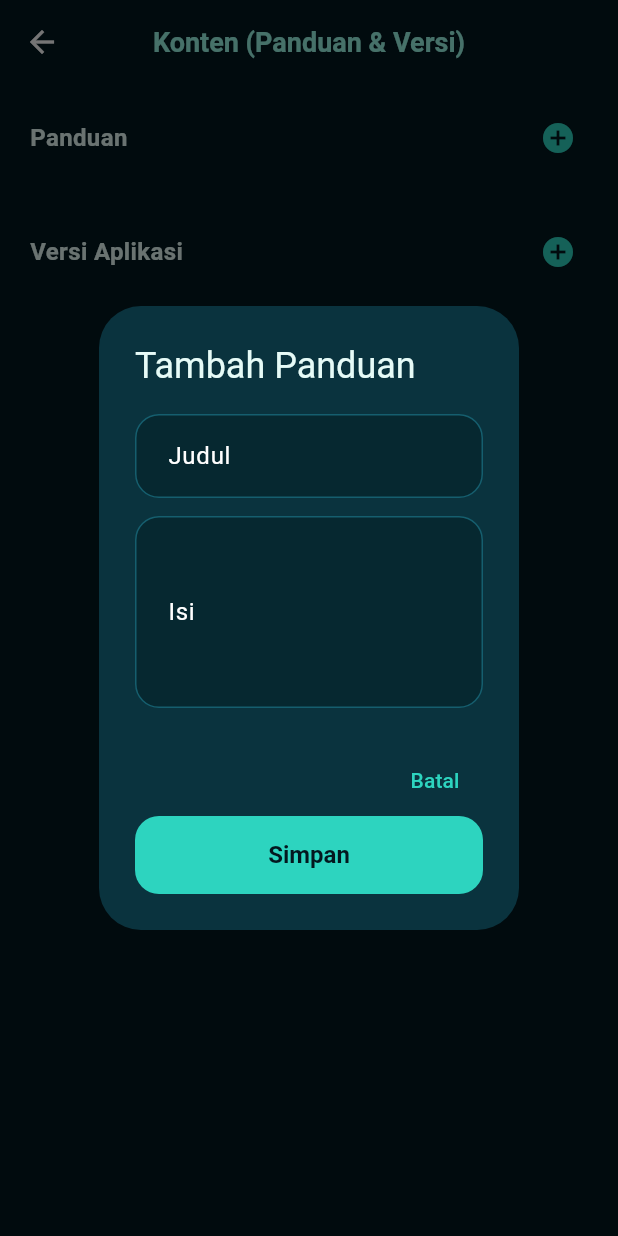
After one commit to sabar2023/robot-otomatis, a Flutter app: the AdminContentScreen screen opened directly, after a tap on the "add circle" icon, on a phone screen of 412 x 824 dp. The commit adds this screen. Run offline on Flutter 3.47's test engine with Material 3 defaults, Android fonts, the phone set to English and light mode, and no system bars; our stand-ins replace image_picker, supabase_flutter; accounts and stored records are empty.

Commit message:
feat(admin): balas/hapus tiket, kelola panduan & versi aplikasi, toggle fitur + kebijakan admin SQL Co-authored-by: monkeycode-ai <monkeycode-ai@chaitin.com>

```diff
--- /dev/null
+++ b/app/lib/screens/admin_content_screen.dart
@@ -0,0 +1,193 @@
+import 'package:flutter/material.dart';
+import 'package:supabase_flutter/supabase_flutter.dart';
+
+import '../theme.dart';
+
+class AdminContentScreen extends StatefulWidget {
+  const AdminContentScreen({super.key});
+
+  @override
+  State<AdminContentScreen> createState() => _AdminContentScreenState();
+}
+
+class _AdminContentScreenState extends State<AdminContentScreen> {
+  bool _loading = true;
+  String? _err;
+  List<Map<String, dynamic>> _guides = const [];
+  List<Map<String, dynamic>> _versions = const [];
+
+  @override
+  void initState() {
+    super.initState();
+    _load();
+  }
+
+  Future<void> _load() async {
+    try {
+      final client = Supabase.instance.client;
+      final guides = await client.from("guides").select("*").order("created_at", ascending: false);
+      final versions = await client.from("app_versions").select("*").order("created_at", ascending: false);
+      if (!mounted) return;
+      setState(() {
+        _guides = (guides as List).cast<Map<String, dynamic>>();
+        _versions = (versions as List).cast<Map<String, dynamic>>();
+        _loading = false;
+      });
+    } catch (e) {
+      if (!mounted) return;
+      setState(() {
+        _err = "Gagal memuat: $e";
+        _loading = false;
+      });
+    }
+  }
+
+  Future<void> _addGuide() async {
+    final titleCtrl = TextEditingController();
+    final bodyCtrl = TextEditingController();
+    final ok = await showDialog<bool>(
+      context: context,
+      builder: (ctx) => AlertDialog(
+        backgroundColor: bgPanel,
+        title: const Text("Tambah Panduan"),
+        content: Column(
+          mainAxisSize: MainAxisSize.min,
+          children: [
+            TextField(controller: titleCtrl, decoration: appDecoration(label: "Judul")),
+            const SizedBox(height: 12),
+            TextField(controller: bodyCtrl, maxLines: 4, decoration: appDecoration(label: "Isi")),
+          ],
+        ),
+        actions: [
+          TextButton(onPressed: () => Navigator.pop(ctx, false), child: const Text("Batal")),
+          FilledButton(onPressed: () => Navigator.pop(ctx, true), child: const Text("Simpan")),
+        ],
+      ),
+    );
+    if (ok != true) return;
+    if (titleCtrl.text.trim().isEmpty) return;
+    try {
+      await Supabase.instance.client.from("guides").insert({"title": titleCtrl.text.trim(), "body": bodyCtrl.text.trim()});
+      titleCtrl.dispose();
+      bodyCtrl.dispose();
+      await _load();
+    } catch (e) {
+      if (mounted) ScaffoldMessenger.of(context).showSnackBar(SnackBar(content: Text("Gagal: $e")));
+    }
+  }
+
+  Future<void> _addVersion() async {
+    final platformCtrl = TextEditingController(text: "android");
+    final versionCtrl = TextEditingController();
+    final urlCtrl = TextEditingController();
+    final notesCtrl = TextEditingController();
+    final ok = await showDialog<bool>(
+      context: context,
+      builder: (ctx) => AlertDialog(
+        backgroundColor: bgPanel,
+        title: const Text("Tambah Versi Aplikasi"),
+        content: Column(
+          mainAxisSize: MainAxisSize.min,
+          children: [
+            TextField(controller: platformCtrl, decoration: appDecoration(label: "Platform (android/web)")),
+            const SizedBox(height: 12),
+            TextField(controller: versionCtrl, decoration: appDecoration(label: "Versi")),
+            const SizedBox(height: 12),
+            TextField(controller: urlCtrl, decoration: appDecoration(label: "Link Unduh")),
+            const SizedBox(height: 12),
+            TextField(controller: notesCtrl, maxLines: 2, decoration: appDecoration(label: "Catatan rilis")),
+          ],
+        ),
+        actions: [
+          TextButton(onPressed: () => Navigator.pop(ctx, false), child: const Text("Batal")),
+          FilledButton(onPressed: () => Navigator.pop(ctx, true), child: const Text("Simpan")),
+        ],
+      ),
+    );
+    if (ok != true) return;
+    if (versionCtrl.text.trim().isEmpty) return;
+    try {
+      await Supabase.instance.client.from("app_versions").insert({
+        "platform": platformCtrl.text.trim().isEmpty ? "android" : platformCtrl.text.trim(),
+        "version": versionCtrl.text.trim(),
+        "download_url": urlCtrl.text.trim().isEmpty ? null : urlCtrl.text.trim(),
+        "release_notes": notesCtrl.text.trim().isEmpty ? null : notesCtrl.text.trim(),
+        "is_active": true,
+      });
+      platformCtrl.dispose();
+      versionCtrl.dispose();
+      urlCtrl.dispose();
+      notesCtrl.dispose();
+      await _load();
+    } catch (e) {
+      if (mounted) ScaffoldMessenger.of(context).showSnackBar(SnackBar(content: Text("Gagal: $e")));
+    }
+  }
+
+  Future<void> _delete(String table, String id) async {
+    try {
+      await Supabase.instance.client.from(table).delete().eq("id", id);
+      await _load();
+    } catch (e) {
+      if (mounted) ScaffoldMessenger.of(context).showSnackBar(SnackBar(content: Text("Gagal: $e")));
+    }
+  }
+
+  @override
+  Widget build(BuildContext context) {
+    return Scaffold(
+      appBar: AppBar(title: const Text("Konten (Panduan & Versi)")),
+      body: _loading
+          ? const Center(child: CircularProgressIndicator(color: accentMain))
+          : _err != null
+              ? Center(child: Text(_err!, style: const TextStyle(color: textMuted)))
+              : ListView(
+                  padding: const EdgeInsets.only(top: 4, bottom: 30),
+                  children: [
+                    _sectionHeader("Panduan", _addGuide),
+                    ..._guides.map((g) => _rowCard((g["title"] ?? "-").toString(), (g["body"] ?? "").toString(), () => _delete("guides", g["id"].toString()))),
+                    const SizedBox(height: 16),
+                    _sectionHeader("Versi Aplikasi", _addVersion),
+                    ..._versions.map((v) => _rowCard(
+                          "${v["version"]} (${v["platform"]})",
+                          (v["release_notes"] ?? "").toString(),
+                          () => _delete("app_versions", v["id"].toString()),
+                        )),
+                  ],
+                ),
+    );
+  }
+
+  Widget _sectionHeader(String label, VoidCallback onAdd) {
+    return Padding(
+      padding: const EdgeInsets.fromLTRB(20, 8, 16, 4),
+      child: Row(
+        children: [
+          Expanded(child: Text(label, style: const TextStyle(fontWeight: FontWeight.w700, fontSize: 16))),
+          IconButton(onPressed: onAdd, icon: const Icon(Icons.add_circle, color: accentMain)),
+        ],
+      ),
+    );
+  }
+
+  Widget _rowCard(String title, String subtitle, VoidCallback onDelete) {
+    return panelCard(
+      padding: const EdgeInsets.symmetric(horizontal: 16, vertical: 12),
+      child: Row(
+        children: [
+          Expanded(
+            child: Column(
+              crossAxisAlignment: CrossAxisAlignment.start,
+              children: [
+                Text(title, style: const TextStyle(fontWeight: FontWeight.w700)),
+                if (subtitle.isNotEmpty)
+                  Text(subtitle, maxLines: 2, overflow: TextOverflow.ellipsis, style: const TextStyle(color: textMuted, fontSize: 12)),
+              ],
+            ),
+          ),
+          IconButton(onPressed: onDelete, icon: const Icon(Icons.delete_outline, color: dangerMain)),
+        ],
+      ),
+    );
+  }
+}
--- a/app/lib/screens/ticket_chat_screen.dart
+++ b/app/lib/screens/ticket_chat_screen.dart
@@ -4,10 +4,11 @@ import 'package:supabase_flutter/supabase_flutter.dart';
 import '../theme.dart';
 
 class TicketChatScreen extends StatefulWidget {
-  const TicketChatScreen({super.key, required this.ticketId, required this.subject});
+  const TicketChatScreen({super.key, required this.ticketId, required this.subject, this.isAdmin = false});
 
   final String ticketId;
   final String subject;
+  final bool isAdmin;
 
   @override
   State<TicketChatScreen> createState() => _TicketChatScreenState();
@@ -49,7 +50,7 @@ class _TicketChatScreenState extends State<TicketChatScreen> {
     try {
       await Supabase.instance.client.from("ticket_messages").insert({
         "ticket_id": widget.ticketId,
-        "sender": "user",
+        "sender": widget.isAdmin ? "admin" : "user",
         "message": text,
       });
       _msg.clear();
```
Also changed, not shown: app/lib/screens/admin_screen.dart (+23 -1 lines), app/lib/screens/admin_tickets_screen.dart (added, +167 -0 lines), 1 other file.
